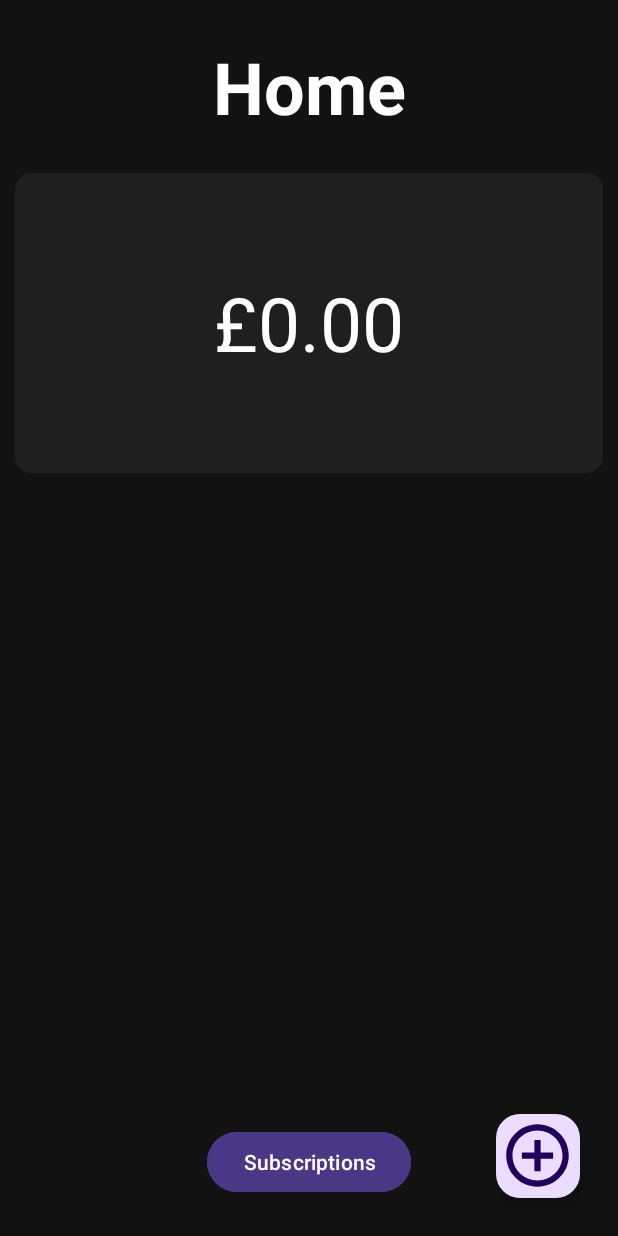
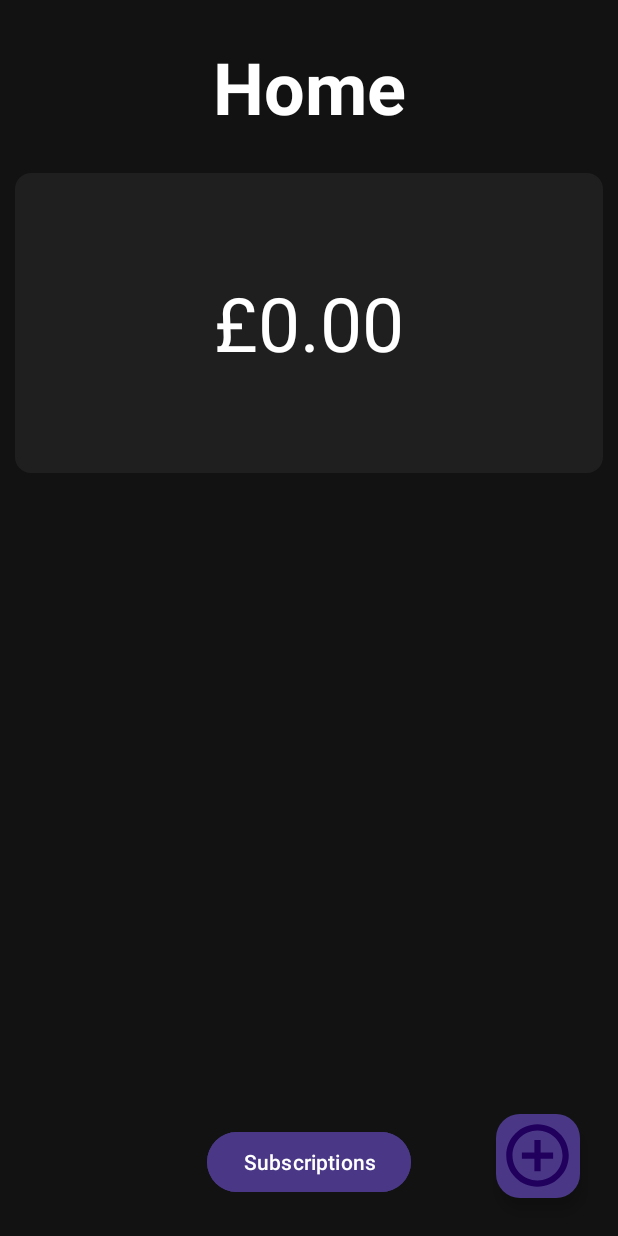
Before and after one commit to ImPanyAngel/MoneyManager, an Android app: the screen it shows after launch (MainActivity), on a phone screen of 412 x 824 dp. Run offline under Robolectric (Android 15) with nearby library versions, the phone set to English and light mode, and no system bars.

Commit message:
Fixed issues

```diff
--- a/app/src/main/res/layout/fragment_home.xml
+++ b/app/src/main/res/layout/fragment_home.xml
@@ -67,6 +67,7 @@
         android:clickable="true"
         android:contentDescription="@string/fab_description"
         android:src="@drawable/baseline_add_circle_outline_24"
+        android:backgroundTint="@color/buttons"
         app:maxImageSize="50dp"
         app:layout_constraintBottom_toBottomOf="parent"
         app:layout_constraintEnd_toEndOf="parent" />
--- a/app/src/main/res/layout/fragment_subscription.xml
+++ b/app/src/main/res/layout/fragment_subscription.xml
@@ -31,6 +31,7 @@
         android:clickable="true"
         android:contentDescription="@string/fab_description"
         android:src="@drawable/baseline_add_circle_outline_24"
+        android:backgroundTint="@color/buttons"
         app:maxImageSize="50dp"
         app:layout_constraintBottom_toBottomOf="parent"
         app:layout_constraintEnd_toEndOf="parent" />
```
